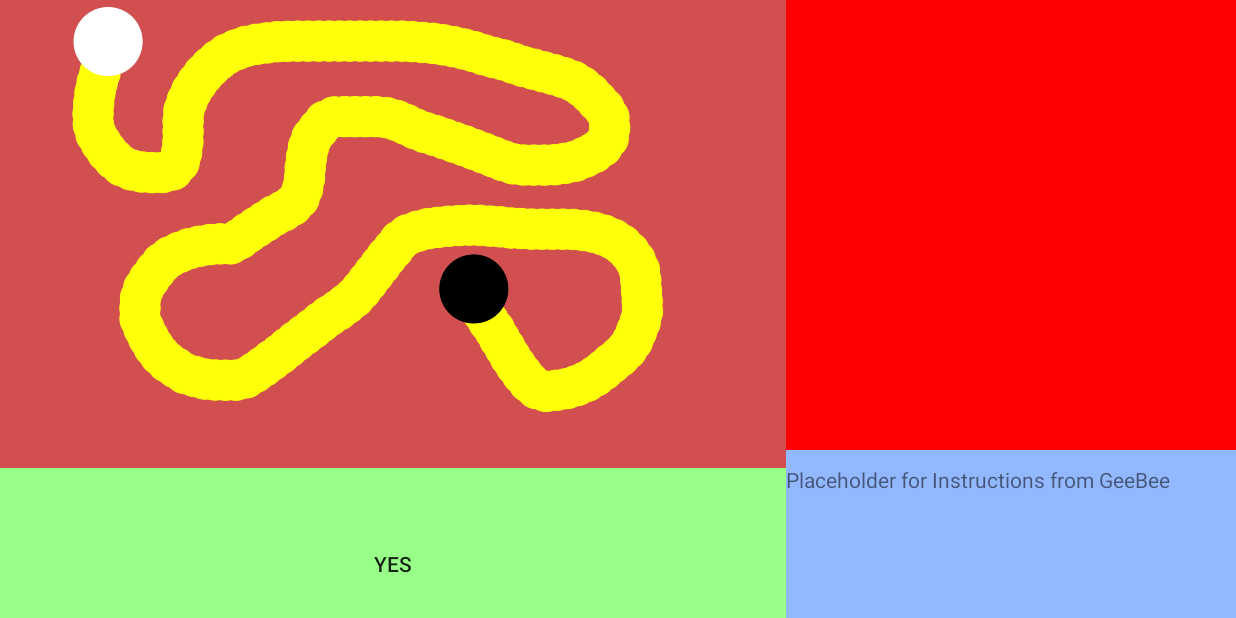
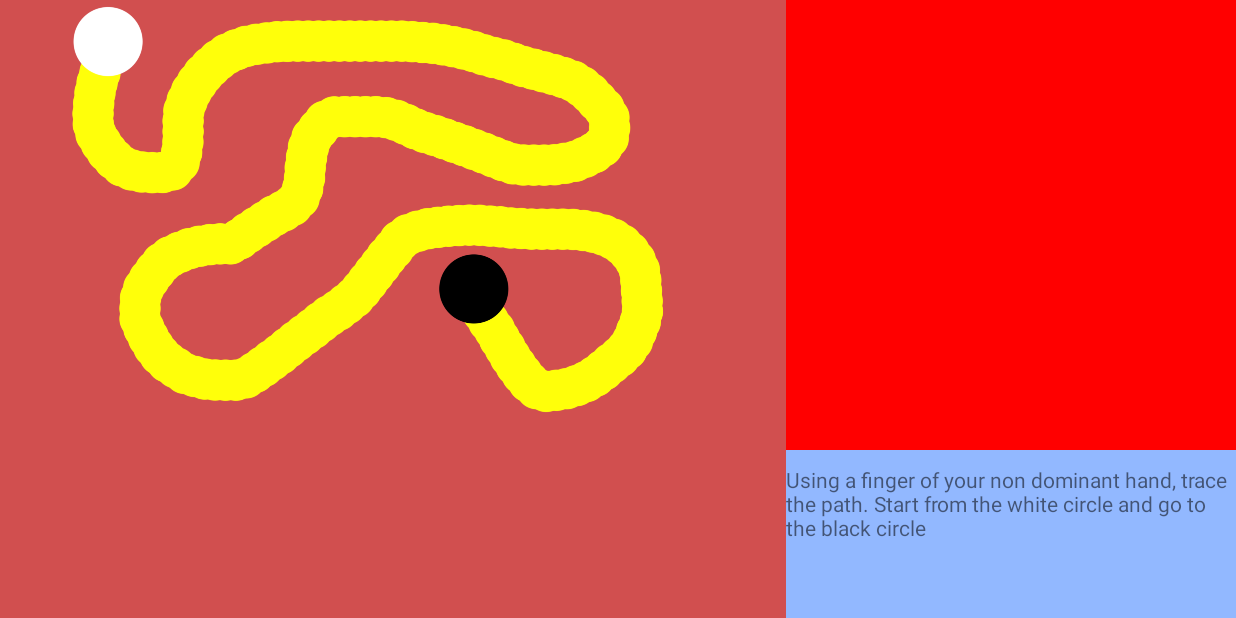
Before and after one commit to carlol11/GetBetter-ECA, an Android app: the screen it shows after launch (FineMotorsActivity), on a phone screen of 824 x 412 dp (held sideways). Run offline under Robolectric (Android 15) with nearby library versions, the phone set to English and light mode, and no system bars.

Commit message:
Added the test flow. Now logs the results
Test Flow:
1.Test Non-dominant hand with finger
2.Test dominant hand with pen
3.Ask assistant (yes or no) if child was able to use pen without
difficulties

```diff
--- a/app/src/main/java/com/geebeelicious/geebeelicious/tests/finemotor/FineMotorsActivity.java
+++ b/app/src/main/java/com/geebeelicious/geebeelicious/tests/finemotor/FineMotorsActivity.java
@@ -7,10 +7,14 @@ import android.graphics.Matrix;
 import android.graphics.drawable.BitmapDrawable;
 import android.media.MediaPlayer;
 import android.os.Bundle;
+import android.util.Log;
 import android.view.MotionEvent;
 import android.view.View;
 import android.view.View.OnTouchListener;
+import android.view.View.OnClickListener;
+import android.widget.Button;
 import android.widget.ImageView;
+import android.widget.LinearLayout;
 import android.widget.TextView;
 
 import com.geebeelicious.geebeelicious.R;
@@ -20,29 +24,75 @@ import com.geebeelicious.geebeelicious.R;
 * Activity for the Fine Motors Test
 */
 public class FineMotorsActivity extends Activity {
+
+    private static final String TAG = "FineMotorsActivity";
     //Set the color for the start and end of the path
-    private static final int START_COLOR = Color.WHITE;
-    private static final int END_COLOR = Color.BLACK;
+    private static final int START_COLOR = Color.WHITE; //update the instruction if you change this
+    private static final int END_COLOR = Color.BLACK;  //update the instruction if you change this
 
     private ImageView imageViewPathToTrace;
     private TextView ECAtext;
     private MediaPlayer mp;
+    private Button buttonYes;
+    private Button buttonNo;
+
+    private boolean isDominantHand = false; //current test the user is taking
+    private boolean isTestOngoing = false;
+    private boolean[] result = new boolean[3]; //result[i] is true if pass, false if fail
+
+    //TODO: Change instructions to be more specific. since you know the dominant hand na. also the gender
+    private String[] instructions = {"Using a finger of your non dominant hand, trace the path. Start from the white circle and go to the black circle",
+        "Using the pen with your dominant hand, trace the path. Start from the white circle and go to the black circle",
+        "Assistant, has he/she used the pen without difficulties?"
+    };
 
     @Override
     protected void onCreate(Bundle savedInstanceState) {
         super.onCreate(savedInstanceState);
-        setContentView(R.layout.activity_fine_motors);
+        setContentView(R.layout.activity_fine_motor);
+
         ECAtext = (TextView) findViewById(R.id.placeholderECAText);
         imageViewPathToTrace = (ImageView) findViewById(R.id.imageViewPathToTrace);
         mp = MediaPlayer.create(getApplicationContext(), R.raw.fine_motor_outside_path);
+        buttonYes = (Button) findViewById(R.id.YesButton);
+        buttonNo = (Button) findViewById(R.id.NoButton);
 
         mp.setLooping(true);
         imageViewPathToTrace.setOnTouchListener(image_Listener);
+        ECAtext.setText(instructions[0]);
+        buttonYes.setOnClickListener(new OnClickListener() {
+            @Override
+            public void onClick(View v) {
+                result[2] = true;
+                sendResults();
+            }
+        });
+
+        buttonNo.setOnClickListener(new OnClickListener() {
+            @Override
+            public void onClick(View v) {
+                result[2] = false;
+                sendResults();
+            }
+        });
+
+    }
+
+    //TODO: Intent shound be sent through this method
+    private synchronized void sendResults(){
+        if(isTestOngoing){ //this is too avoid double clicking
+            for(boolean b: result){
+                String a = (b ? "pass" : "fail");
+                Log.d(TAG, "Results: " + (b ? "pass" : "fail"));
+            }
+            isTestOngoing = false;
+        }
     }
 
     private OnTouchListener image_Listener = new OnTouchListener(){
-        private boolean haveStarted = false; //has user started
+        private boolean hasStarted = false; //has user started
         private boolean wasOutside = false; //was user outside the path
+        private int numWrongs = 0;
 
         @Override
         public boolean onTouch(View v, MotionEvent event) {
@@ -52,23 +102,28 @@ public class FineMotorsActivity extends Activity {
             int[] xY = getBitMapCoordinates(bitmap, event.getX(), event.getY());
             int pixel = bitmap.getPixel(xY[0], xY[1]);
 
-            if(haveStarted){ //if user have pressed start_color
+            if(hasStarted){ //if user have pressed start_color
                 switch(event.getAction()){
                     case MotionEvent.ACTION_DOWN:
-                        return true;
+                        break;
+                    case MotionEvent.ACTION_UP: //go back to start if finger is lifted
+                        doIfTouchIsUp();
+                        break;
                     case MotionEvent.ACTION_MOVE:
                         if(pixel == END_COLOR) { //if user done
-                            doFinishPathSuccess();
-                        } else {
-                            if(pixel == 0) { //if outside the lines
-                                doIfOutSideThePath();
-                            } else if (wasOutside){
+                            doFinishPathSuccess(isDominantHand);
+                        } else if(pixel == 0){ //if touch is outside path
+                            doIfOutSideThePath();
+                        } else { //if touch is within path
+                            if (wasOutside){
                                 mp.pause();
                                 wasOutside = false;
+                            } else {
+                                ECAtext.setText("Trace to black circle");
                             }
 
-                            ECAtext.setText("Touch event position: " + eventX + ", " + eventY + "\n" +
-                                    "Pixel: " + pixel);
+                            Log.d(TAG, "Touch event position: " + eventX + ", " + eventY + "\n" +
+                                    "Pixel: " + pixel + " Number of wrongs: " + numWrongs);
                         }
                         break;
                     default:
@@ -78,7 +133,7 @@ public class FineMotorsActivity extends Activity {
             } else {
 
                 if(pixel == START_COLOR && event.getAction() == MotionEvent.ACTION_DOWN){
-                    haveStarted = true;
+                    hasStarted = true;
                     return true;
                 }
                 return false;
@@ -87,8 +142,14 @@ public class FineMotorsActivity extends Activity {
         }
 
         //called if user finished path successfully
-        private void doFinishPathSuccess(){
-            ECAtext.setText("You've finished the path successfully!");
+        private synchronized void doFinishPathSuccess(boolean isDominant){
+            if(!isDominant && hasStarted){
+                ECAtext.setText("You've finished the path successfully!");
+                doTestWithPen();
+            } else if(isDominant && hasStarted) {
+                ECAtext.setText("You've finished the path successfully!");
+                askAssistantOfPen();
+            }
         }
 
         //called if the user is outside the path
@@ -96,7 +157,33 @@ public class FineMotorsActivity extends Activity {
             if(!wasOutside){
                 mp.start();
                 wasOutside = true;
+                numWrongs++;
             }
+        }
+
+        //called if the user lifts the touch while doing the path. user must go back to start
+        private void doIfTouchIsUp(){
+            hasStarted = false;
+            ECAtext.setText("Don't lift your finger. Go back to start.");
+            mp.pause();
+        }
+
+        //starts the 2nd test. resets the variables
+        private void doTestWithPen(){
+            hasStarted = false;
+            result[0] = numWrongs < 2;
+            numWrongs = 0;
+            ECAtext.setText(instructions[1]);
+            isDominantHand = true;
+        }
+
+        //asks the assistant if the user was able to use the pen properly. saves the results too
+        private void askAssistantOfPen(){
+            LinearLayout linearLayoutAnswer = (LinearLayout) findViewById(R.id.linearLayoutAnswers);
+            hasStarted = false;
+            result[1] = numWrongs < 2;
+            ECAtext.setText(instructions[2]);
+            linearLayoutAnswer.setVisibility(View.VISIBLE);
         }
 
         //returns the equivalent x and y coordinates of the bitmap given x and y coordinates of the touch event
@@ -108,8 +195,8 @@ public class FineMotorsActivity extends Activity {
 
             ((ImageView)imageViewPathToTrace).getImageMatrix().invert(invertMatrix);
             invertMatrix.mapPoints(eventXY);
-            x = Integer.valueOf((int) eventXY[0]);
-            y = Integer.valueOf((int) eventXY[1]);
+            x = (int) eventXY[0];
+            y = (int) eventXY[1];
 
             if(x < 0){
                 x = 0;
--- a/app/src/main/res/layout/activity_fine_motors.xml
+++ b/app/src/main/res/layout/activity_fine_motor.xml
@@ -7,7 +7,8 @@
     android:paddingLeft="0dp"
     android:paddingRight="0dp"
     android:paddingTop="0dp"
-    tools:context="com.geebeelicious.geebeelicious.tests.hearing.HearingMainActivity">
+    tools:context="com.geebeelicious.geebeelicious.tests.hearing.HearingMainActivity"
+    android:background="#d14f4f">
 
     <RelativeLayout
         android:orientation="horizontal"
@@ -94,14 +95,26 @@
         android:layout_alignParentStart="true"
         android:layout_toStartOf="@+id/relativeLayoutECA"
         android:id="@+id/linearLayoutAnswers"
-        android:weightSum="1">
+        android:weightSum="1"
+        android:visibility="invisible">
 
         <Button
-            android:layout_width="match_parent"
-            android:layout_height="127dp"
+            android:layout_width="wrap_content"
+            android:layout_height="match_parent"
             android:text="@string/Yes"
             android:id="@+id/YesButton"
-            android:background="#98ff88" />
+            android:background="#98ff88"
+            android:minWidth="250dp"
+            android:layout_weight="0.50" />
+
+        <Button
+            android:layout_width="wrap_content"
+            android:layout_height="match_parent"
+            android:text="@string/No"
+            android:id="@+id/NoButton"
+            android:background="#ff7f7d"
+            android:minWidth="250dp"
+            android:layout_weight="0.50" />
 
     </LinearLayout>
 
```
